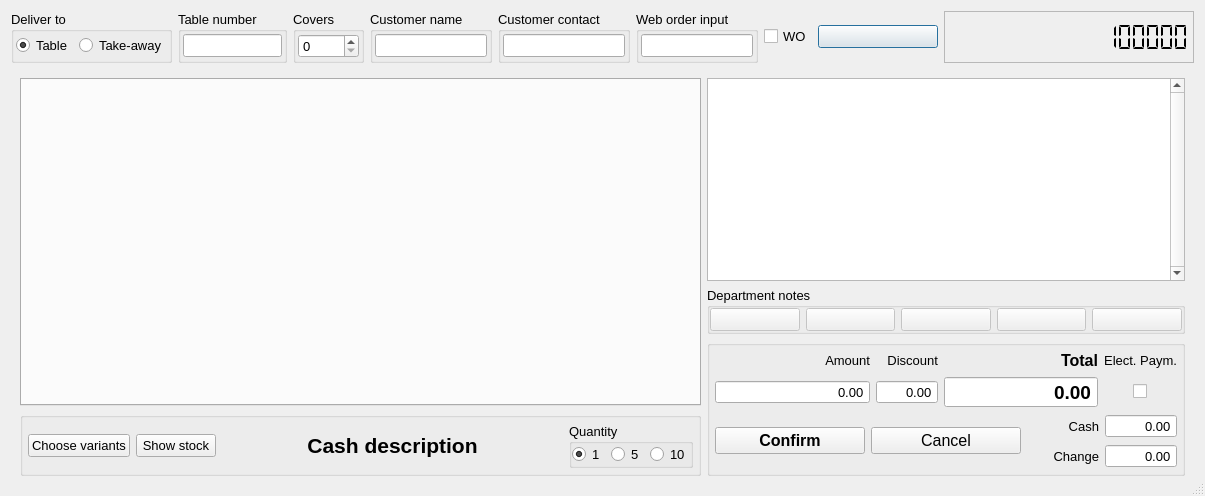
First picture: the form in App/Ui/OrderDialog0.ui, repository paolodestefani/pySagra, before the edit.
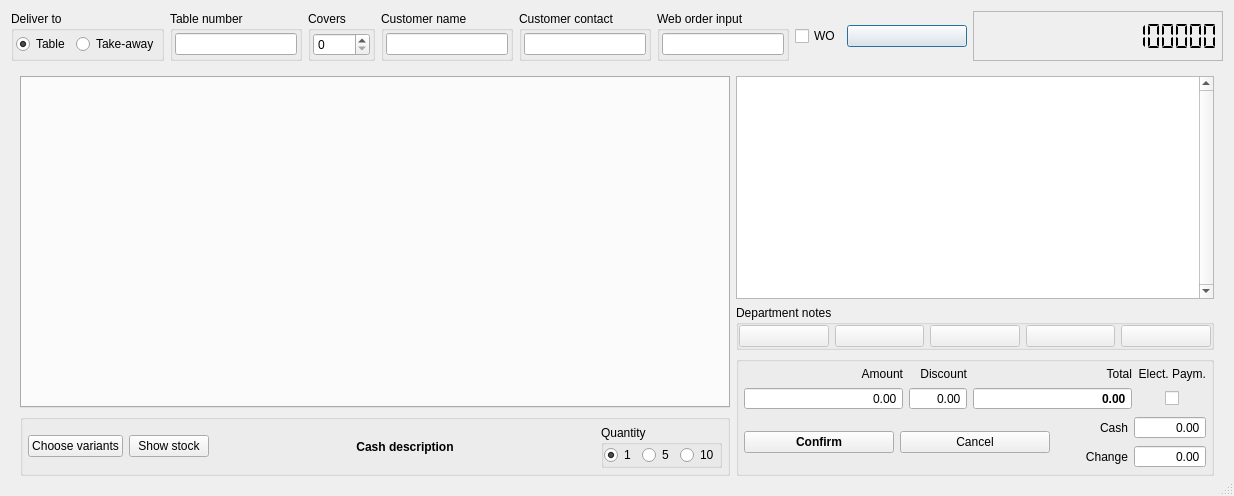
Second picture: the form after the edit.

Diff of the .ui file:
```diff
--- a/App/Ui/OrderDialog0.ui
+++ b/App/Ui/OrderDialog0.ui
@@ -10,15 +10,10 @@
    <rect>
     <x>0</x>
     <y>0</y>
-    <width>1133</width>
+    <width>1234</width>
     <height>496</height>
    </rect>
   </property>
-  <property name="font">
-   <font>
-    <pointsize>10</pointsize>
-   </font>
-  </property>
   <property name="windowTitle">
    <string>Order dialog</string>
   </property>
@@ -337,12 +332,6 @@
                <height>0</height>
               </size>
              </property>
-             <property name="font">
-              <font>
-               <pointsize>14</pointsize>
-               <bold>true</bold>
-              </font>
-             </property>
              <property name="tabPosition">
               <enum>QTabWidget::TabPosition::North</enum>
              </property>
@@ -429,7 +418,6 @@
                  <widget class="QLabel" name="labelCashDeskDescription">
                   <property name="font">
                    <font>
-                    <pointsize>16</pointsize>
                     <bold>true</bold>
                    </font>
                   </property>
@@ -529,11 +517,6 @@
                <height>0</height>
               </size>
              </property>
-             <property name="font">
-              <font>
-               <pointsize>11</pointsize>
-              </font>
-             </property>
              <property name="verticalScrollBarPolicy">
               <enum>Qt::ScrollBarPolicy::ScrollBarAlwaysOn</enum>
              </property>
@@ -792,12 +775,6 @@
                     <verstretch>0</verstretch>
                    </sizepolicy>
                   </property>
-                  <property name="font">
-                   <font>
-                    <pointsize>10</pointsize>
-                    <bold>false</bold>
-                   </font>
-                  </property>
                   <property name="text">
                    <string>Amount</string>
                   </property>
@@ -818,12 +795,6 @@
                 </item>
                 <item row="0" column="2">
                  <widget class="QLabel" name="label_7">
-                  <property name="font">
-                   <font>
-                    <pointsize>12</pointsize>
-                    <bold>true</bold>
-                   </font>
-                  </property>
                   <property name="text">
                    <string>Total</string>
                   </property>
@@ -834,12 +805,6 @@
                 </item>
                 <item row="0" column="3" alignment="Qt::AlignmentFlag::AlignHCenter">
                  <widget class="QLabel" name="label_5">
-                  <property name="font">
-                   <font>
-                    <pointsize>10</pointsize>
-                    <bold>false</bold>
-                   </font>
-                  </property>
                   <property name="text">
                    <string>Elect. Paym.</string>
                   </property>
@@ -893,7 +858,6 @@
                  <widget class="QDoubleSpinBox" name="doubleSpinBoxTotal">
                   <property name="font">
                    <font>
-                    <pointsize>14</pointsize>
                     <bold>true</bold>
                    </font>
                   </property>
@@ -938,7 +902,6 @@
                  <widget class="QPushButton" name="pushButtonConfirm">
                   <property name="font">
                    <font>
-                    <pointsize>12</pointsize>
                     <bold>true</bold>
                    </font>
                   </property>
@@ -958,11 +921,6 @@
                 </item>
                 <item>
                  <widget class="QPushButton" name="pushButtonCancel">
-                  <property name="font">
-                   <font>
-                    <pointsize>12</pointsize>
-                   </font>
-                  </property>
                   <property name="text">
                    <string>Cancel</string>
                   </property>
@@ -981,12 +939,6 @@
                  <layout class="QGridLayout" name="gridLayout_2">
                   <item row="0" column="0">
                    <widget class="QLabel" name="label_9">
-                    <property name="font">
-                     <font>
-                      <pointsize>10</pointsize>
-                      <bold>false</bold>
-                     </font>
-                    </property>
                     <property name="text">
                      <string>Cash</string>
                     </property>
@@ -1013,12 +965,6 @@
                   </item>
                   <item row="1" column="0">
                    <widget class="QLabel" name="label_10">
-                    <property name="font">
-                     <font>
-                      <pointsize>10</pointsize>
-                      <bold>false</bold>
-                     </font>
-                    </property>
                     <property name="text">
                      <string>Change</string>
                     </property>
```
Left out of the diff: 16 changed lines with no effect on the pictures.
